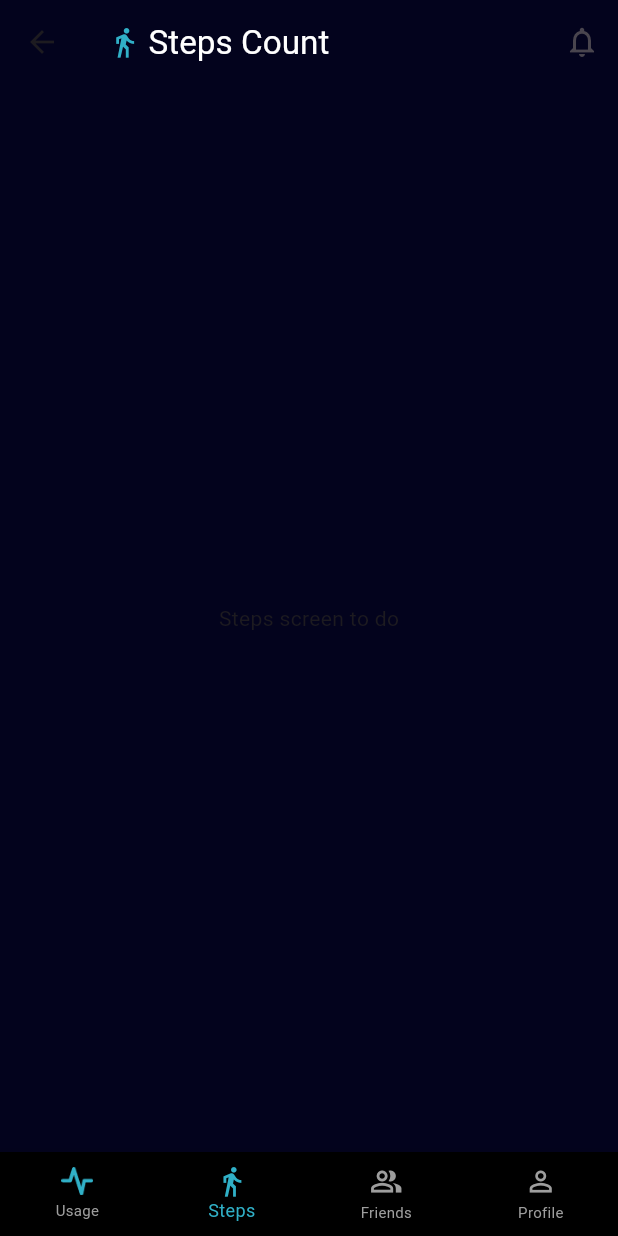
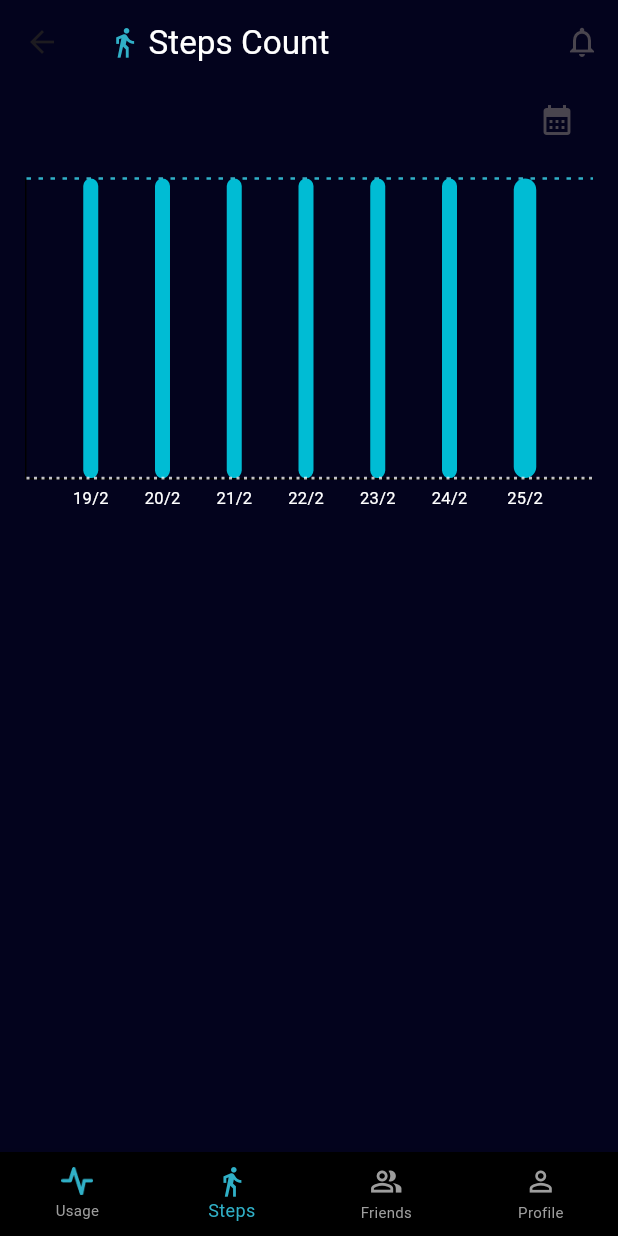
Before and after one commit to OmarAbdelgilil/trackwise_mobile_app, a Flutter app: the HomeScreen screen opened directly, item 2 of the bottom bar chosen, on a phone screen of 412 x 824 dp. Run offline on Flutter 3.47's test engine with Material 3 defaults, Android fonts, the light colour scheme and no system bars; drawn by our look-alikes of fl_chart; our stand-ins replace dio, flutter_riverpod, flutter_screenutil, get_it, google_fonts, injectable and 6 more; accounts and stored records are empty.

Commit message:
start with steps page

```diff
--- a/lib/features/steps/presentation/steps_screen.dart
+++ b/lib/features/steps/presentation/steps_screen.dart
@@ -1,10 +1,34 @@
 import 'package:flutter/material.dart';
+import 'package:flutter_riverpod/flutter_riverpod.dart';
+import 'package:flutter_screenutil/flutter_screenutil.dart';
+import 'package:track_wise_mobile_app/features/steps/presentation/steps_viewmodel.dart';
+import 'package:track_wise_mobile_app/features/steps/presentation/widgets/steps_bar_chart.dart';
 
-class StepsScreen extends StatelessWidget {
+class StepsScreen extends ConsumerWidget {
   const StepsScreen({super.key});
 
   @override
-  Widget build(BuildContext context) {
-    return const Center(child: Text('Steps screen to do'),);
+  Widget build(BuildContext context, ref) {
+    final stepsScreenState = ref.watch(stepsViewModelProvider);
+    final prov = ref.read(stepsViewModelProvider.notifier);
+    if (stepsScreenState is InitialState) {
+      return const Center(child: CircularProgressIndicator());
+    }
+    return Padding(
+      padding: EdgeInsets.symmetric(horizontal: 18.0.h),
+      child: Column(
+        mainAxisAlignment: MainAxisAlignment.start,
+        children: [
+          Row(
+            children: [const Spacer(),IconButton(
+                onPressed: () {
+                  prov.openCalender(context);
+                },
+                icon: const Icon(Icons.calendar_month)),]
+          ),
+          const StepsBarChart(),
+        ],
+      ),
+    );
   }
 }
--- /dev/null
+++ b/lib/features/steps/presentation/widgets/steps_bar_chart.dart
@@ -0,0 +1,142 @@
+import 'package:fl_chart/fl_chart.dart';
+import 'package:flutter/material.dart';
+import 'package:flutter_riverpod/flutter_riverpod.dart';
+import 'package:intl/intl.dart';
+import 'package:track_wise_mobile_app/features/steps/presentation/steps_viewmodel.dart';
+import 'package:track_wise_mobile_app/utils/change_date_mode.dart';
+import 'package:track_wise_mobile_app/utils/colors_manager.dart';
+
+class StepsBarChart extends ConsumerStatefulWidget {
+  const StepsBarChart({super.key});
+
+  @override
+  ConsumerState<StepsBarChart> createState() => _StepsBarChartState();
+}
+
+class _StepsBarChartState extends ConsumerState<StepsBarChart> {
+  int touchedBarGroupIndex = -1;
+  @override
+  Widget build(BuildContext context) {
+    ref.watch(stepsViewModelProvider);
+    final prov = ref.read(stepsViewModelProvider.notifier);
+    if (prov.barData.isEmpty) {
+      return const Placeholder();
+    }
+    final dates = prov.barData.keys.toList();
+    final durations = prov.barData.values.toList();
+    if(touchedBarGroupIndex != dates.indexOf(prov.pickedDate))
+    {
+      setState(() {
+        touchedBarGroupIndex = dates.indexOf(prov.pickedDate);
+      });
+    }
+    final avgInHours = durations
+            .reduce(
+              (a, b) => a + b,
+            )
+             /
+        durations.length;
+    return Padding(
+      padding: const EdgeInsets.only(top: 15.0, bottom: 45),
+      child: AspectRatio(
+        aspectRatio: 1.7,
+        child: BarChart(
+          BarChartData(
+            barTouchData: BarTouchData(
+                touchCallback: (FlTouchEvent event, barTouchResponse) {
+                  if (barTouchResponse != null &&
+                      barTouchResponse.spot != null) {
+                    setState(() {
+                      touchedBarGroupIndex = barTouchResponse.spot!.touchedBarGroupIndex;
+                      prov.toggleBarTouch(dates[touchedBarGroupIndex]);
+                    });
+                  }
+                },
+                touchTooltipData: BarTouchTooltipData(
+                  fitInsideVertically: true,
+                  tooltipBorder: BorderSide.none,
+                  tooltipMargin: 0,
+                  tooltipPadding: const EdgeInsets.all(0),
+                  getTooltipColor: (group) => const Color.fromARGB(0, 0, 0, 0),
+                  getTooltipItem: (group, groupIndex, rod, rodIndex) =>
+                      BarTooltipItem(
+                          "${rod.toY.toInt().toString()} hrs",
+                          const TextStyle(
+                              color: Color.fromARGB(212, 255, 255, 255),
+                              fontSize: 10)),
+                )),
+            extraLinesData: ExtraLinesData(horizontalLines: [
+              HorizontalLine(
+                y: avgInHours,
+                color: ColorsManager.blue,
+                strokeWidth: 1.7,
+                dashArray: [3, 5],
+                label: HorizontalLineLabel(
+                  alignment: Alignment.centerRight,
+                  padding: const EdgeInsets.only(bottom: 20),
+                  show: true,
+                  labelResolver: (line) => '${line.y.toInt()}hrs',
+                  style: const TextStyle(
+                      color: ColorsManager.blue, fontWeight: FontWeight.bold),
+                ),
+              ),
+              HorizontalLine(
+                y: 0,
+                color: const Color.fromARGB(192, 255, 255, 255),
+                strokeWidth: 1.7,
+                dashArray: [2, 3],
+              ),
+            ]),
+            barGroups: _chartGroups(avgInHours, prov.barData,touchedBarGroupIndex),
+            borderData: FlBorderData(
+                border: const Border(bottom: BorderSide(), left: BorderSide())),
+            gridData: const FlGridData(show: false),
+            titlesData: FlTitlesData(
+              bottomTitles: AxisTitles(
+                  sideTitles: _bottomTitles(prov.changeDateMode, dates)),
+              leftTitles:
+                  const AxisTitles(sideTitles: SideTitles(showTitles: false)),
+              topTitles:
+                  const AxisTitles(sideTitles: SideTitles(showTitles: false)),
+              rightTitles:
+                  const AxisTitles(sideTitles: SideTitles(showTitles: false)),
+            ),
+          ),
+        ),
+      ),
+    );
+  }
+}
+
+List<BarChartGroupData> _chartGroups(avg, Map<DateTime, int> barData,int touchedBarGroupIndex) {
+  final dates = barData.keys.toList();
+  List<BarChartGroupData> data = [];
+  for (int i = 0; i < dates.length; i++) {
+    final toY = barData[dates[i]]!;
+    data.add(BarChartGroupData(x: i, barRods: [
+      BarChartRodData(
+        toY: toY.toDouble(),
+        color: !(barData[dates[i]]! >= avg) ? ColorsManager.red : null,
+        width: i == touchedBarGroupIndex ? 15 : 10,
+      )
+    ]));
+  }
+  return data;
+}
+
+SideTitles _bottomTitles(ChangeDateMode changeDateMode, List<DateTime> dates) =>
+    SideTitles(
+        showTitles: true,
+        getTitlesWidget: (value, meta) {
+          final endDateWeekly = DateFormat('d/M').format(dates[value.toInt()].add(const Duration(days: 6)));
+          final text = DateFormat(
+                  changeDateMode != ChangeDateMode.monthly ? 'd/M' : 'MMMyy')
+              .format(dates[value.toInt()]);
+          return Padding(
+            padding: const EdgeInsets.only(top: 4.0),
+            child: Text(
+              changeDateMode == ChangeDateMode.weekly? '$text-$endDateWeekly' : text,
+              style: const TextStyle(color: Colors.white, fontSize: 11),
+            ),
+          );
+        });
```
Also changed, not shown: lib/core/provider/steps_provider.dart (added, +64 -0 lines), lib/features/steps/presentation/steps_viewmodel.dart (added, +114 -0 lines), lib/core/di/di.config.dart, 4 other files.
